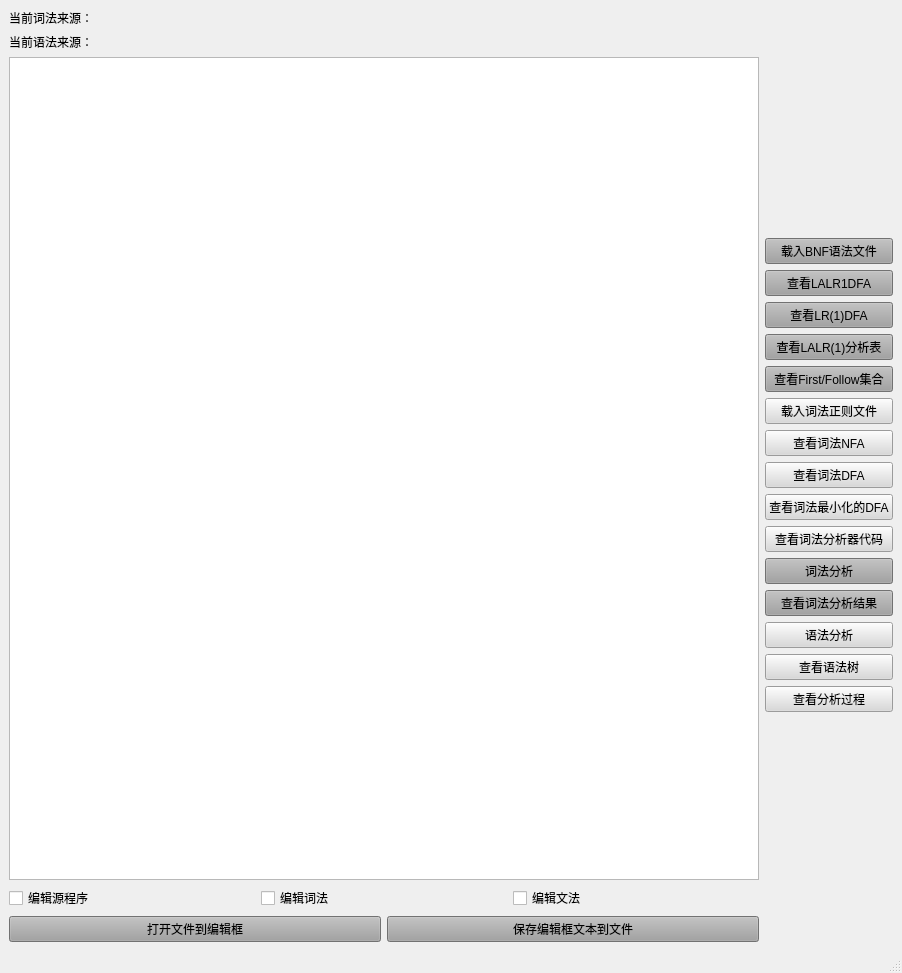
Before: the Qt Designer form project/grammarAnalyzer/gui/mainwindow.ui in King3212/Compiler-theory, drawn with Qt 5.
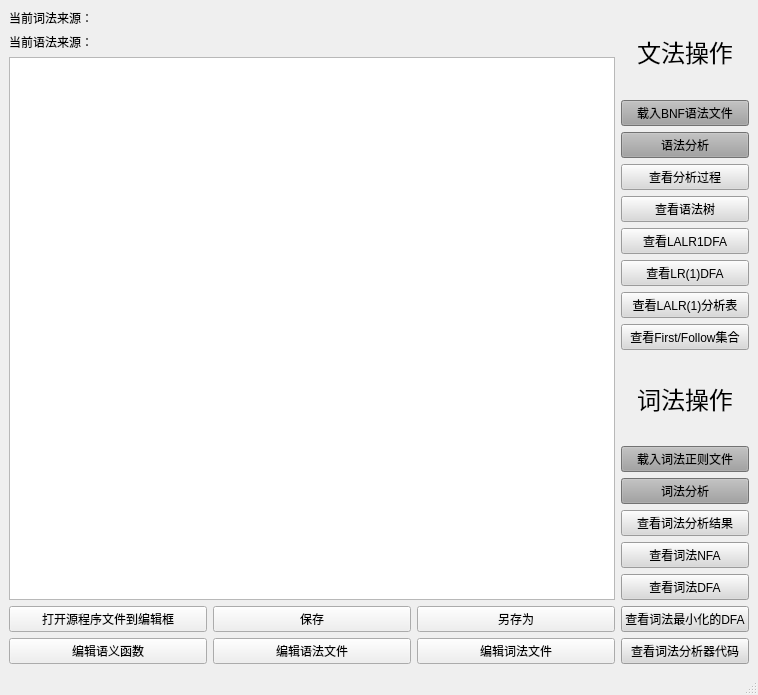
After: the same form once the commit is applied.

Diff of the .ui file:
```diff
--- a/project/grammarAnalyzer/gui/mainwindow.ui
+++ b/project/grammarAnalyzer/gui/mainwindow.ui
@@ -6,8 +6,8 @@
    <rect>
     <x>0</x>
     <y>0</y>
-    <width>902</width>
-    <height>973</height>
+    <width>758</width>
+    <height>695</height>
    </rect>
   </property>
   <property name="windowTitle">
@@ -45,50 +45,57 @@
         <item>
          <widget class="QPlainTextEdit" name="plainTextEdit"/>
         </item>
-        <item>
-         <layout class="QHBoxLayout" name="horizontalLayout_3">
-          <item>
-           <widget class="QCheckBox" name="checkBox_Program">
-            <property name="text">
-             <string>编辑源程序</string>
-            </property>
-           </widget>
-          </item>
-          <item>
-           <widget class="QCheckBox" name="checkBox_Re">
-            <property name="text">
-             <string>编辑词法</string>
-            </property>
-           </widget>
-          </item>
-          <item>
-           <widget class="QCheckBox" name="checkBox_BNF">
-            <property name="text">
-             <string>编辑文法</string>
-            </property>
-           </widget>
-          </item>
-         </layout>
-        </item>
         <item>
          <layout class="QHBoxLayout" name="horizontalLayout_4">
           <item>
            <widget class="QPushButton" name="pushButton_openSrc">
             <property name="styleSheet">
-             <string notr="true">background-color: rgb(160, 160, 160);</string>
+             <string notr="true"/>
             </property>
             <property name="text">
-             <string>打开文件到编辑框</string>
+             <string>打开源程序文件到编辑框</string>
+            </property>
+           </widget>
+          </item>
+          <item>
+           <widget class="QPushButton" name="pushButton">
+            <property name="text">
+             <string>保存</string>
             </property>
            </widget>
           </item>
           <item>
            <widget class="QPushButton" name="pushButton_saveSrc">
             <property name="styleSheet">
-             <string notr="true">background-color: rgb(160, 160, 160);</string>
+             <string notr="true"/>
             </property>
             <property name="text">
-             <string>保存编辑框文本到文件</string>
+             <string>另存为</string>
+            </property>
+           </widget>
+          </item>
+         </layout>
+        </item>
+        <item>
+         <layout class="QHBoxLayout" name="horizontalLayout">
+          <item>
+           <widget class="QPushButton" name="pushButton_2">
+            <property name="text">
+             <string>编辑语义函数</string>
+            </property>
+           </widget>
+          </item>
+          <item>
+           <widget class="QPushButton" name="pushButton_4">
+            <property name="text">
+             <string>编辑语法文件</string>
+            </property>
+           </widget>
+          </item>
+          <item>
+           <widget class="QPushButton" name="pushButton_3">
+            <property name="text">
+             <string>编辑词法文件</string>
             </property>
            </widget>
           </item>
@@ -100,6 +107,27 @@
        <layout class="QVBoxLayout" name="verticalLayout_4">
         <item>
          <layout class="QVBoxLayout" name="verticalLayout">
+          <item>
+           <widget class="QLabel" name="label">
+            <property name="font">
+             <font>
+              <pointsize>18</pointsize>
+             </font>
+            </property>
+            <property name="layoutDirection">
+             <enum>Qt::LeftToRight</enum>
+            </property>
+            <property name="autoFillBackground">
+             <bool>false</bool>
+            </property>
+            <property name="text">
+             <string>文法操作</string>
+            </property>
+            <property name="alignment">
+             <set>Qt::AlignCenter</set>
+            </property>
+           </widget>
+          </item>
           <item>
            <widget class="QPushButton" name="pushButton_load_BNF">
             <property name="styleSheet">
@@ -110,10 +138,40 @@
             </property>
            </widget>
           </item>
+          <item>
+           <widget class="QPushButton" name="pushButton_GA_run">
+            <property name="styleSheet">
+             <string notr="true">background-color: rgb(160, 160, 160);</string>
+            </property>
+            <property name="text">
+             <string>语法分析</string>
+            </property>
+           </widget>
+          </item>
+          <item>
+           <widget class="QPushButton" name="pushButton_show_log">
+            <property name="styleSheet">
+             <string notr="true">background-color: rgb(217, 217, 217);</string>
+            </property>
+            <property name="text">
+             <string>查看分析过程</string>
+            </property>
+           </widget>
+          </item>
+          <item>
+           <widget class="QPushButton" name="pushButton_show_Analyze_Tree">
+            <property name="styleSheet">
+             <string notr="true">background-color: rgb(217, 217, 217);</string>
+            </property>
+            <property name="text">
+             <string>查看语法树</string>
+            </property>
+           </widget>
+          </item>
           <item>
            <widget class="QPushButton" name="pushButton_show_LALR_DFA">
             <property name="styleSheet">
-             <string notr="true">background-color: rgb(160, 160, 160);</string>
+             <string notr="true">background-color: rgb(217, 217, 217);</string>
             </property>
             <property name="text">
              <string>查看LALR1DFA</string>
@@ -123,7 +181,7 @@
           <item>
            <widget class="QPushButton" name="pushButton_show_LR1_DFA">
             <property name="styleSheet">
-             <string notr="true">background-color: rgb(160, 160, 160);</string>
+             <string notr="true">background-color: rgb(217, 217, 217);</string>
             </property>
             <property name="text">
              <string>查看LR(1)DFA</string>
@@ -133,7 +191,7 @@
           <item>
            <widget class="QPushButton" name="pushButton_LALR1Table">
             <property name="styleSheet">
-             <string notr="true">background-color: rgb(160, 160, 160);</string>
+             <string notr="true">background-color: rgb(217, 217, 217);</string>
             </property>
             <property name="text">
              <string>查看LALR(1)分析表</string>
@@ -143,23 +201,58 @@
           <item>
            <widget class="QPushButton" name="pushButton_show_FirstFollow">
             <property name="styleSheet">
-             <string notr="true">background-color: rgb(160, 160, 160);</string>
+             <string notr="true">background-color: rgb(217, 217, 217);</string>
             </property>
             <property name="text">
              <string>查看First/Follow集合</string>
             </property>
            </widget>
           </item>
+          <item>
+           <widget class="QLabel" name="label_2">
+            <property name="font">
+             <font>
+              <pointsize>18</pointsize>
+             </font>
+            </property>
+            <property name="text">
+             <string>词法操作</string>
+            </property>
+            <property name="alignment">
+             <set>Qt::AlignCenter</set>
+            </property>
+           </widget>
+          </item>
           <item>
            <widget class="QPushButton" name="pushButton_load_word_rul">
             <property name="styleSheet">
-             <string notr="true">background-color: rgb(217, 217, 217);</string>
+             <string notr="true">background-color: rgb(160, 160, 160);</string>
             </property>
             <property name="text">
              <string>载入词法正则文件</string>
             </property>
            </widget>
           </item>
+          <item>
+           <widget class="QPushButton" name="pushButton_Word_Analyze">
+            <property name="styleSheet">
+             <string notr="true">background-color: rgb(160, 160, 160);</string>
+            </property>
+            <property name="text">
+             <string>词法分析</string>
+            </property>
+           </widget>
+          </item>
+          <item>
+           <widget class="QPushButton" name="pushButton_show_result_WA">
+            <property name="styleSheet">
+             <string notr="true">background-color: rgb(217, 217, 217);</string>
+            </property>
+            <property name="text">
+             <string>查看词法分析结果</string>
+            </property>
+           </widget>
+          </item>
           <item>
            <widget class="QPushButton" name="pushButton_Word_NFA">
             <property name="styleSheet">
@@ -200,56 +293,6 @@
             </property>
            </widget>
           </item>
-          <item>
-           <widget class="QPushButton" name="pushButton_Word_Analyze">
-            <property name="styleSheet">
-             <string notr="true">background-color: rgb(160, 160, 160);</string>
-            </property>
-            <property name="text">
-             <string>词法分析</string>
-            </property>
-           </widget>
-          </item>
-          <item>
-           <widget class="QPushButton" name="pushButton_show_result_WA">
-            <property name="styleSheet">
-             <string notr="true">background-color: rgb(160, 160, 160);</string>
-            </property>
-            <property name="text">
-             <string>查看词法分析结果</string>
-            </property>
-           </widget>
-          </item>
-          <item>
-           <widget class="QPushButton" name="pushButton_GA_run">
-            <property name="styleSheet">
-             <string notr="true">background-color: rgb(217, 217, 217);</string>
-            </property>
-            <property name="text">
-             <string>语法分析</string>
-            </property>
-           </widget>
-          </item>
-          <item>
-           <widget class="QPushButton" name="pushButton_show_Analyze_Tree">
-            <property name="styleSheet">
-             <string notr="true">background-color: rgb(217, 217, 217);</string>
-            </property>
-            <property name="text">
-             <string>查看语法树</string>
-            </property>
-           </widget>
-          </item>
-          <item>
-           <widget class="QPushButton" name="pushButton_show_log">
-            <property name="styleSheet">
-             <string notr="true">background-color: rgb(217, 217, 217);</string>
-            </property>
-            <property name="text">
-             <string>查看分析过程</string>
-            </property>
-           </widget>
-          </item>
          </layout>
         </item>
        </layout>
```
Left out of the diff: 4 changed lines with no effect on the pictures.
